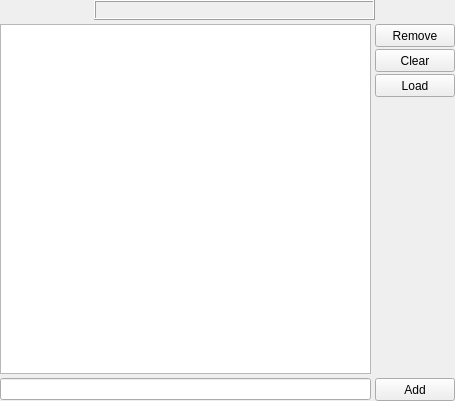
Old version of the form sub3suite/src/widgets/InputWidget.ui in the repository 3nock/OTE.
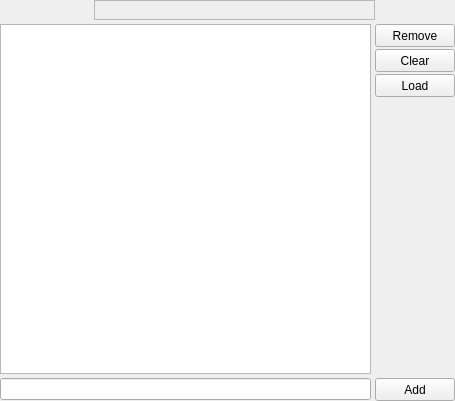
New version of the form.

```diff
--- a/sub3suite/src/widgets/InputWidget.ui
+++ b/sub3suite/src/widgets/InputWidget.ui
@@ -65,7 +65,7 @@
      <item>
       <widget class="QLabel" name="labelCount">
        <property name="frameShape">
-        <enum>QFrame::Box</enum>
+        <enum>QFrame::StyledPanel</enum>
        </property>
        <property name="frameShadow">
         <enum>QFrame::Raised</enum>
```
